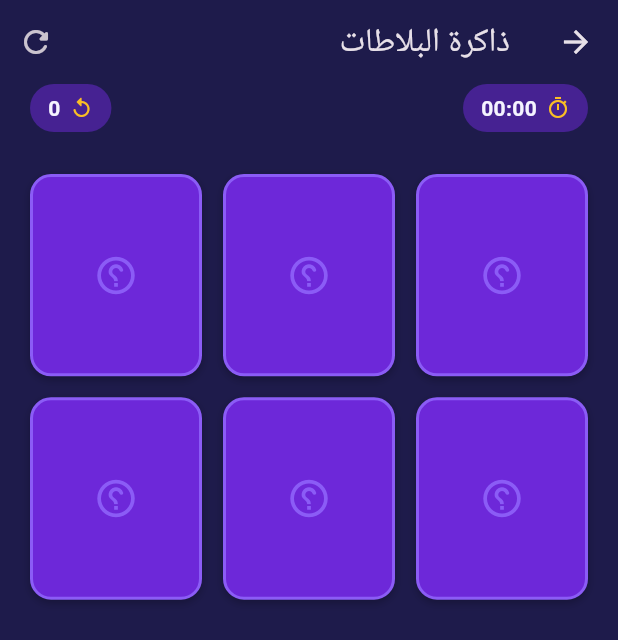
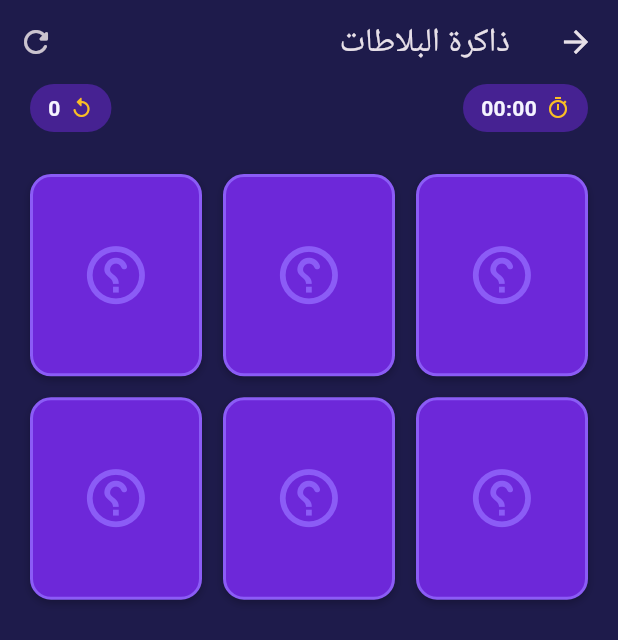
Before and after one commit to elitesmile/Hadi, a Flutter app: the GameScreen screen opened directly, after a tap on the "help outline" icon, after a tap on the "refresh" icon, on a phone screen of 412 x 824 dp. Shown: the top 640 px of the screen. Run offline on Flutter 3.47's test engine with Material 3 defaults, Android fonts, the phone set to English and light mode, and no system bars; our stand-ins replace shared_preferences; accounts and stored records are empty.

Commit message:
استخدام رموز ثابتة (طائرة/سيارة/باخرة) بشارات ملوّنة كبيرة وواضحة
- استبدال الاختيار العشوائي من مجموعة إيموجي كبيرة بثلاثة رموز ثابتة
  في كل جولة: ✈️ طائرة، 🚗 سيارة، 🚢 باخرة.
- كل رمز الآن داخل شارة دائرية بلون مميّز (أزرق/برتقالي/فيروزي) وحجم
  أكبر بكثير من السابق، ليكون بارزًا وواضحًا عند القلب.
- تحديث TileModel بحقل accentColor وتمريره حتى MemoryTile.

Co-Authored-By: Claude Sonnet 5 <noreply@anthropic.com>
Claude-Session: https://claude.ai/code/session_01KwLt8VybvjveTnR937PVxa

```diff
--- a/lib/models/tile_model.dart
+++ b/lib/models/tile_model.dart
@@ -1,6 +1,8 @@
+import 'package:flutter/material.dart';
+
 /// يمثل بلاطة واحدة على لوحة اللعبة.
 class TileModel {
-  /// رقم تعريفي فريد لكل بلاطة على اللوحة (0..9).
+  /// رقم تعريفي فريد لكل بلاطة على اللوحة (0..5).
   final int id;
 
   /// معرّف الزوج: كل بلاطتين لهما نفس [pairId] تُعتبران متطابقتين.
@@ -8,6 +10,9 @@ class TileModel {
 
   /// الرمز (إيموجي) الذي يظهر على وجه البلاطة.
   final String emoji;
+
+  /// لون الخلفية الدائرية المميّزة خلف الرمز، لتمييز كل صورة بوضوح.
+  final Color accentColor;
 
   /// هل البلاطة مكشوفة حاليًا (مقلوبة لتُظهر وجهها)؟
   bool revealed;
@@ -19,6 +24,7 @@ class TileModel {
     required this.id,
     required this.pairId,
     required this.emoji,
+    required this.accentColor,
     this.revealed = false,
     this.matched = false,
   });
--- a/lib/screens/game_screen.dart
+++ b/lib/screens/game_screen.dart
@@ -8,18 +8,15 @@ import '../models/tile_model.dart';
 import '../theme/app_colors.dart';
 import '../widgets/memory_tile.dart';
 
-/// مجموعة الرموز المتاحة (فواكه، حيوانات، أشكال). تُختار 3 منها عشوائيًا
-/// في كل جولة لتكوين 3 أزواج = 6 بلاطات.
-const List<String> _emojiPool = [
-  // فواكه
-  '🍎', '🍌', '🍇', '🍉', '🍓', '🍍', '🥝', '🍑',
-  // حيوانات
-  '🐶', '🐱', '🐵', '🦁', '🐸', '🐼', '🐰', '🦊',
-  // أشكال وأخرى
-  '⭐', '❤️', '🔵', '🟩', '🔶', '🍀',
+/// الرموز الثابتة الثلاثة للعبة: طائرة، سيارة، وباخرة — كل رمز بخلفية
+/// دائرية بلون مميّز يجعله واضحًا وبارزًا عند القلب.
+const List<(String emoji, Color color)> _fixedSymbols = [
+  ('✈️', Color(0xFF60A5FA)), // طائرة - أزرق سماوي
+  ('🚗', Color(0xFFFB923C)), // سيارة - برتقالي
+  ('🚢', Color(0xFF2DD4BF)), // باخرة - فيروزي
 ];
 
-const int kPairsCount = 3;
+const int kPairsCount = 3; // يجب أن يطابق طول _fixedSymbols أعلاه
 const _mismatchPauseMs = 700;
 const _matchPauseMs = 350;
 const _prefsBestTimeKey = 'best_time_ms';
@@ -77,11 +74,11 @@ class _GameScreenState extends State<GameScreen> {
   }
 
   List<TileModel> _buildShuffledTiles() {
-    final chosenEmojis = (_emojiPool.toList()..shuffle(_random)).take(kPairsCount).toList();
     final tiles = <TileModel>[];
-    for (var pairId = 0; pairId < chosenEmojis.length; pairId++) {
+    for (var pairId = 0; pairId < _fixedSymbols.length; pairId++) {
+      final (emoji, color) = _fixedSymbols[pairId];
       for (var copy = 0; copy < 2; copy++) {
-        tiles.add(TileModel(id: pairId * 2 + copy, pairId: pairId, emoji: chosenEmojis[pairId]));
+        tiles.add(TileModel(id: pairId * 2 + copy, pairId: pairId, emoji: emoji, accentColor: color));
       }
     }
     tiles.shuffle(_random);
@@ -299,6 +296,7 @@ class _GameScreenState extends State<GameScreen> {
           final tile = _tiles[index];
           return MemoryTile(
             emoji: tile.emoji,
+            accentColor: tile.accentColor,
             faceUp: tile.revealed,
             matched: tile.matched,
             wrong: _wrongIndices.contains(index),
--- a/lib/widgets/memory_tile.dart
+++ b/lib/widgets/memory_tile.dart
@@ -3,9 +3,11 @@ import 'package:flutter/material.dart';
 import '../theme/app_colors.dart';
 
 /// بطاقة بلاطة واحدة مع أنيميشن قلب ثلاثي الأبعاد بين الوجه الخلفي
-/// (مغلقة) والوجه الأمامي (الإيموجي).
+/// (مغلقة) والوجه الأمامي (شارة دائرية ملوّنة تحتضن الرمز لتكون
+/// واضحة وبارزة وكبيرة).
 class MemoryTile extends StatelessWidget {
   final String emoji;
+  final Color accentColor;
   final bool faceUp;
   final bool matched;
   final bool wrong;
@@ -14,6 +16,7 @@ class MemoryTile extends StatelessWidget {
   const MemoryTile({
     super.key,
     required this.emoji,
+    required this.accentColor,
     required this.faceUp,
     required this.matched,
     required this.wrong,
@@ -53,23 +56,45 @@ class MemoryTile extends StatelessWidget {
     return _tileContainer(
       color: AppColors.tileBack,
       borderColor: AppColors.tileBackHighlight,
-      child: const Icon(
-        Icons.help_outline_rounded,
-        color: AppColors.tileBackHighlight,
-        size: 30,
+      child: LayoutBuilder(
+        builder: (context, constraints) {
+          final shortSide = math.min(constraints.maxWidth, constraints.maxHeight);
+          return Icon(
+            Icons.help_outline_rounded,
+            color: AppColors.tileBackHighlight,
+            size: shortSide * 0.42,
+          );
+        },
       ),
     );
   }
 
   Widget _buildFront() {
     return _tileContainer(
-      color: matched ? AppColors.matched.withValues(alpha: 0.25) : AppColors.tileFront,
+      color: matched ? AppColors.matched.withValues(alpha: 0.18) : AppColors.tileFront,
       borderColor: wrong
           ? AppColors.wrong
           : matched
               ? AppColors.matched
               : AppColors.tileBackHighlight,
-      child: Text(emoji, style: const TextStyle(fontSize: 34)),
+      child: LayoutBuilder(
+        builder: (context, constraints) {
+          final shortSide = math.min(constraints.maxWidth, constraints.maxHeight);
+          // شارة دائرية ملوّنة خلف الرمز تجعله بارزًا وواضحًا وكبيرًا.
+          final badgeSize = shortSide * 0.84;
+          return Container(
+            width: badgeSize,
+            height: badgeSize,
+            alignment: Alignment.center,
+            decoration: BoxDecoration(
+              shape: BoxShape.circle,
+              color: accentColor.withValues(alpha: matched ? 0.35 : 0.22),
+              border: Border.all(color: accentColor, width: 2.5),
+            ),
+            child: Text(emoji, style: TextStyle(fontSize: badgeSize * 0.55)),
+          );
+        },
+      ),
     );
   }
 
```
Also changed, not shown: 1 other file.
